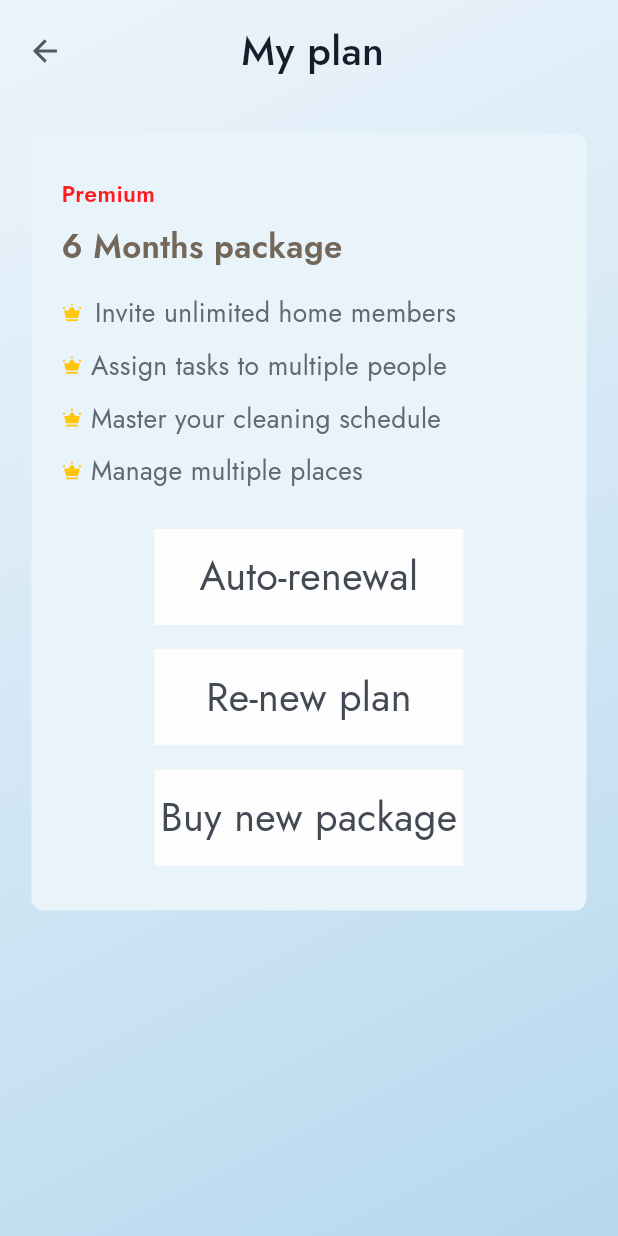
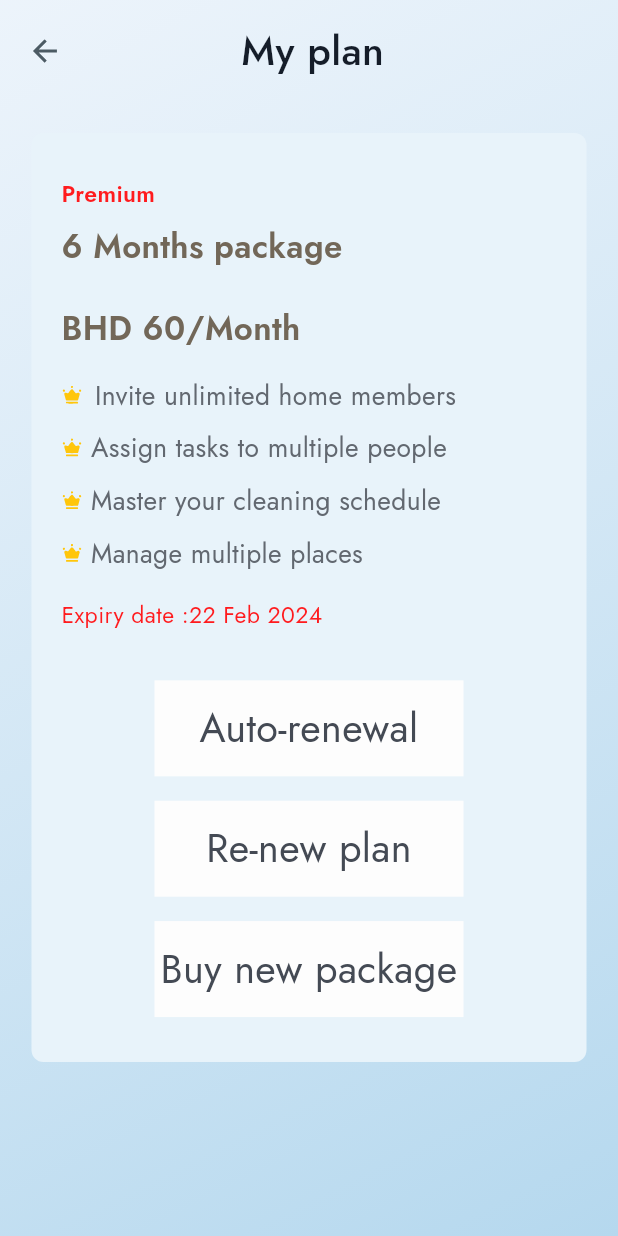
Before and after one commit to bdCalling-Sdt-hub/tidybayti, a Flutter app: the MyPlanScreen screen opened by its route, on a phone screen of 412 x 824 dp. Run offline on Flutter 3.47's test engine with Material 3 defaults, Android fonts, the phone set to English and light mode, and no system bars; our stand-ins replace cached_network_image, calendar_date_picker2, flutter_screenutil, flutter_spinkit, flutter_svg, fluttertoast and 6 more; accounts and stored records are empty.

Commit message:
some issue complete

```diff
--- a/lib/utils/app_strings/app_strings.dart
+++ b/lib/utils/app_strings/app_strings.dart
@@ -209,7 +209,7 @@ class AppStrings {
   static const String changePassword      ='Change password';
   static const String termsOfService      ='Terms of use';
   static const String aboutUs      ='About US';
-  static const String helpWhere      ='Help where';
+  static const String helpWhere      ='Help';
   static const String presentPassword      ='Present Password';
   static const String newPassword      ='New Password';
 
--- a/lib/view/screens/home_owner_screen/menu_screen/my_plan_screen/my_plan_screen.dart
+++ b/lib/view/screens/home_owner_screen/menu_screen/my_plan_screen/my_plan_screen.dart
@@ -61,7 +61,7 @@ class MyPlanScreen extends StatelessWidget {
                   },
                   onBuyNewPackagesTap: () {
                     // Handle buying new packages logic
-                  },
+                  }, bhd: 'BHD 60/Month', expireDate: 'Expiry date :22 Feb 2024',
                 ),
               ],
             ),
@@ -76,6 +76,8 @@ class MyPlanScreen extends StatelessWidget {
     required BuildContext context,
     required String packageTitle,
     required String price,
+    required String expireDate,
+    required String bhd,
     required List<String> listPackages,
     required VoidCallback onAutoRenewTap,
     required VoidCallback onRenewPlanTap,
@@ -105,8 +107,24 @@ class MyPlanScreen extends StatelessWidget {
               fontSize: 20,
               color: AppColors.bhdColor,
               bottom: 16,
+            ),   CustomText(
+              top: 8,
+              text: bhd,
+              fontWeight: FontWeight.w600,
+              fontSize: 20,
+              color: AppColors.bhdColor,
+              bottom: 16,
             ),
             _buildPackageList(listPackages),
+
+            CustomText(
+              top: 8,
+              text: expireDate,
+              fontWeight: FontWeight.w400,
+              fontSize: 14,
+              color: AppColors.red,
+              bottom: 16,
+            ),
             SizedBox(height: 16.h),
 
             ///=========================== Auto-Renewal Button ============================
--- a/lib/view/screens/home_owner_screen/menu_screen/upgrade_packages/upgrade_packages.dart
+++ b/lib/view/screens/home_owner_screen/menu_screen/upgrade_packages/upgrade_packages.dart
@@ -126,7 +126,7 @@ class UpgradePackages extends StatelessWidget {
             CustomButton(
               onTap: onTap,
               fillColor: AppColors.light50,
-              title: AppStrings.byeNow,
+              title: 'Buy now',
             ),
           ],
         ),
```
